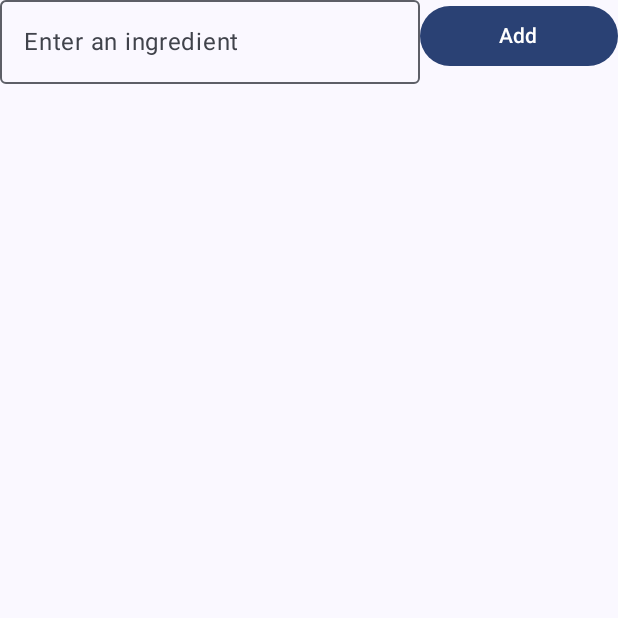
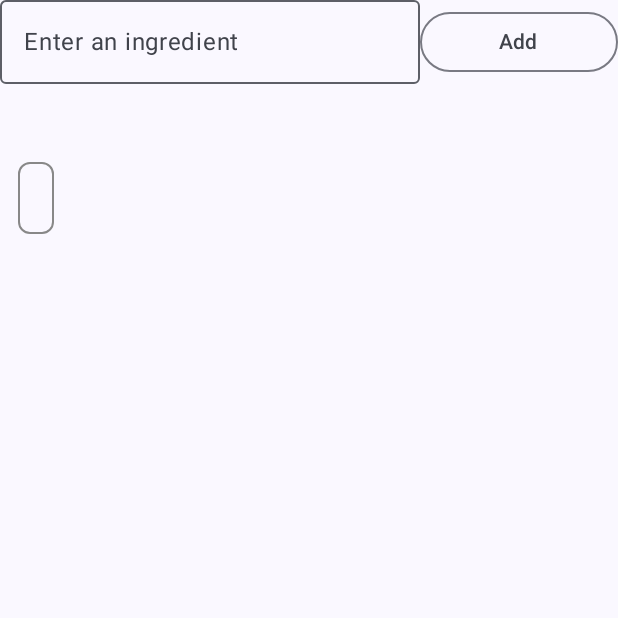
Before and after one commit to Dear-Luca/CookItUp, an Android app built with Jetpack Compose: the SearchRecipes screen opened through its navigation route, after a tap on "Add", on a phone screen of 412 x 824 dp, the top half of it. Run offline under Robolectric (Android 15) with nearby library versions, the phone set to English and light mode, and no system bars.

Commit message:
feat: add FlowRow to display ingredients

```diff
--- a/app/src/main/java/com/example/cookitup/ui/screens/searchRecipes/SearchRecipes.kt
+++ b/app/src/main/java/com/example/cookitup/ui/screens/searchRecipes/SearchRecipes.kt
@@ -1,14 +1,17 @@
 package com.example.cookitup.ui.screens.searchRecipes
 
+import androidx.compose.foundation.border
+import androidx.compose.foundation.layout.Box
 import androidx.compose.foundation.layout.Column
+import androidx.compose.foundation.layout.ExperimentalLayoutApi
+import androidx.compose.foundation.layout.FlowRow
 import androidx.compose.foundation.layout.Row
 import androidx.compose.foundation.layout.Spacer
 import androidx.compose.foundation.layout.fillMaxSize
 import androidx.compose.foundation.layout.fillMaxWidth
 import androidx.compose.foundation.layout.padding
-import androidx.compose.foundation.lazy.LazyColumn
-import androidx.compose.foundation.lazy.items
-import androidx.compose.material3.Button
+import androidx.compose.foundation.shape.RoundedCornerShape
+import androidx.compose.material3.OutlinedButton
 import androidx.compose.material3.OutlinedTextField
 import androidx.compose.material3.Scaffold
 import androidx.compose.material3.Text
@@ -17,7 +20,9 @@ import androidx.compose.runtime.getValue
 import androidx.compose.runtime.mutableStateOf
 import androidx.compose.runtime.remember
 import androidx.compose.runtime.setValue
+import androidx.compose.ui.Alignment
 import androidx.compose.ui.Modifier
+import androidx.compose.ui.graphics.Color
 import androidx.compose.ui.unit.dp
 import com.example.cookitup.network.ApiClient
 import kotlinx.coroutines.CoroutineScope
@@ -25,6 +30,7 @@ import kotlinx.coroutines.Dispatchers
 import kotlinx.coroutines.launch
 import kotlinx.coroutines.withContext
 
+@OptIn(ExperimentalLayoutApi::class)
 @Composable
 fun SearchRecipes(
     state: SearchRecipesState,
@@ -33,13 +39,13 @@ fun SearchRecipes(
     Scaffold { paddingValues ->
         Column(modifier = Modifier.padding(paddingValues).fillMaxSize()) {
             var text by remember { mutableStateOf("") }
-            Row {
+            Row(verticalAlignment = Alignment.CenterVertically) {
                 OutlinedTextField(
                     value = text,
                     onValueChange = { text = it },
                     placeholder = { Text("Enter an ingredient") }
                 )
-                Button(
+                OutlinedButton(
                     onClick = {
                         actions.addIngredient(text)
                         text = ""
@@ -51,9 +57,22 @@ fun SearchRecipes(
             }
             Spacer(modifier = Modifier.padding(20.dp))
 
-            LazyColumn {
-                items(state.ingredients) { ingredient ->
-                    Text(ingredient)
+            FlowRow(
+                modifier = Modifier.padding(8.dp)
+            ) {
+                state.ingredients.forEach { ingredient ->
+                    Box(
+                        modifier = Modifier
+                            .padding(vertical = 4.dp, horizontal = 4.dp)
+                            .border(
+                                width = 1.dp,
+                                color = Color.Gray,
+                                shape = RoundedCornerShape(8.dp)
+                            )
+                            .padding(12.dp)
+                    ) {
+                        Text(text = ingredient)
+                    }
                 }
             }
         }
```
